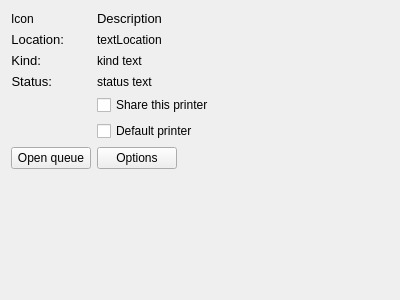
Above: printer-manager-kcm/PrinterDescription.ui from KDE/print-manager before the change. Below: the same form after it.
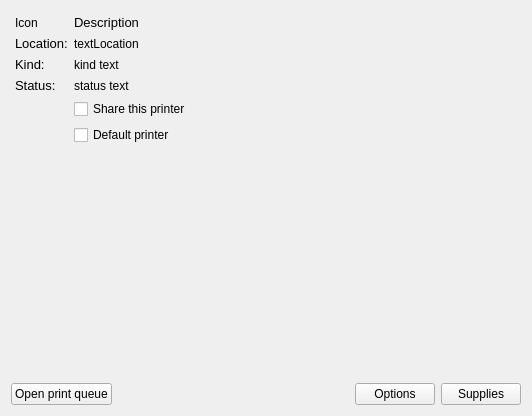
That is the form after the change.

Commit message: Fix the crash bug when removing a printer, and added a printer delegate

```diff
--- a/printer-manager-kcm/PrinterDescription.ui
+++ b/printer-manager-kcm/PrinterDescription.ui
@@ -6,25 +6,93 @@
    <rect>
     <x>0</x>
     <y>0</y>
-    <width>400</width>
-    <height>300</height>
+    <width>532</width>
+    <height>416</height>
    </rect>
   </property>
   <property name="windowTitle">
    <string>Form</string>
   </property>
+  <layout class="QGridLayout" name="gridLayout">
+   <item row="1" column="0">
+    <spacer name="verticalSpacer">
+     <property name="orientation">
+      <enum>Qt::Vertical</enum>
+     </property>
+     <property name="sizeHint" stdset="0">
+      <size>
+       <width>20</width>
+       <height>40</height>
+      </size>
+     </property>
+    </spacer>
+   </item>
+   <item row="2" column="0">
+    <layout class="QHBoxLayout" name="horizontalLayout">
+     <item>
+      <widget class="QPushButton" name="openQueuePB">
+       <property name="sizePolicy">
+        <sizepolicy hsizetype="Fixed" vsizetype="Fixed">
+         <horstretch>0</horstretch>
+         <verstretch>0</verstretch>
+        </sizepolicy>
+       </property>
+       <property name="text">
+        <string>Open print queue</string>
+       </property>
+      </widget>
+     </item>
+     <item>
+      <spacer name="horizontalSpacer">
+       <property name="orientation">
+        <enum>Qt::Horizontal</enum>
+       </property>
+       <property name="sizeHint" stdset="0">
+        <size>
+         <width>40</width>
+         <height>20</height>
+        </size>
+       </property>
+      </spacer>
+     </item>
+     <item>
+      <widget class="QPushButton" name="optionsPB">
+       <property name="sizePolicy">
+        <sizepolicy hsizetype="Fixed" vsizetype="Fixed">
+         <horstretch>0</horstretch>
+         <verstretch>0</verstretch>
+        </sizepolicy>
+       </property>
+       <property name="text">
+        <string>Options</string>
+       </property>
+      </widget>
+     </item>
+     <item>
+      <widget class="QPushButton" name="pushButton">
+       <property name="text">
+        <string>Supplies</string>
+       </property>
+      </widget>
+     </item>
+    </layout>
+   </item>
+   <item row="0" column="0">
   <layout class="QFormLayout" name="formLayout">
    <property name="fieldGrowthPolicy">
-    <enum>QFormLayout::ExpandingFieldsGrow</enum>
+      <enum>QFormLayout::AllNonFixedFieldsGrow</enum>
+     </property>
+     <property name="rowWrapPolicy">
+      <enum>QFormLayout::WrapLongRows</enum>
+     </property>
+     <property name="margin">
+      <number>4</number>
    </property>
    <item row="0" column="0">
     <widget class="QLabel" name="iconL">
      <property name="text">
       <string>Icon</string>
      </property>
-     <property name="alignment">
-      <set>Qt::AlignCenter</set>
-     </property>
     </widget>
    </item>
    <item row="0" column="1">
@@ -37,6 +105,9 @@
      <property name="text">
       <string>Description</string>
      </property>
+       <property name="wordWrap">
+        <bool>true</bool>
+       </property>
     </widget>
    </item>
    <item row="1" column="0">
@@ -49,9 +120,6 @@
      <property name="text">
       <string>Location:</string>
      </property>
-     <property name="alignment">
-      <set>Qt::AlignRight|Qt::AlignTrailing|Qt::AlignVCenter</set>
-     </property>
     </widget>
    </item>
    <item row="1" column="1">
@@ -59,6 +127,9 @@
      <property name="text">
       <string>textLocation</string>
      </property>
+       <property name="wordWrap">
+        <bool>true</bool>
+       </property>
     </widget>
    </item>
    <item row="2" column="0">
@@ -71,16 +142,22 @@
      <property name="text">
       <string>Kind:</string>
      </property>
-     <property name="alignment">
-      <set>Qt::AlignRight|Qt::AlignTrailing|Qt::AlignVCenter</set>
-     </property>
     </widget>
    </item>
    <item row="2" column="1">
     <widget class="QLabel" name="kindMsgL">
+       <property name="sizePolicy">
+        <sizepolicy hsizetype="Preferred" vsizetype="Preferred">
+         <horstretch>0</horstretch>
+         <verstretch>0</verstretch>
+        </sizepolicy>
+       </property>
      <property name="text">
       <string>kind text</string>
      </property>
+       <property name="wordWrap">
+        <bool>true</bool>
+       </property>
     </widget>
    </item>
    <item row="3" column="0">
@@ -93,9 +170,6 @@
      <property name="text">
       <string>Status:</string>
      </property>
-     <property name="alignment">
-      <set>Qt::AlignRight|Qt::AlignTrailing|Qt::AlignVCenter</set>
-     </property>
     </widget>
    </item>
    <item row="3" column="1">
@@ -103,6 +177,9 @@
      <property name="text">
       <string>status text</string>
      </property>
+       <property name="wordWrap">
+        <bool>true</bool>
+       </property>
     </widget>
    </item>
    <item row="4" column="1">
@@ -119,44 +196,7 @@
      </property>
     </widget>
    </item>
-   <item row="6" column="0">
-    <widget class="QPushButton" name="openQueuePB">
-     <property name="sizePolicy">
-      <sizepolicy hsizetype="Fixed" vsizetype="Fixed">
-       <horstretch>0</horstretch>
-       <verstretch>0</verstretch>
-      </sizepolicy>
-     </property>
-     <property name="text">
-      <string>Open queue</string>
-     </property>
-    </widget>
-   </item>
-   <item row="6" column="1">
-    <widget class="QPushButton" name="optionsPB">
-     <property name="sizePolicy">
-      <sizepolicy hsizetype="Fixed" vsizetype="Fixed">
-       <horstretch>0</horstretch>
-       <verstretch>0</verstretch>
-      </sizepolicy>
-     </property>
-     <property name="text">
-      <string>Options</string>
-     </property>
-    </widget>
-   </item>
-   <item row="7" column="0">
-    <spacer name="verticalSpacer">
-     <property name="orientation">
-      <enum>Qt::Vertical</enum>
-     </property>
-     <property name="sizeHint" stdset="0">
-      <size>
-       <width>20</width>
-       <height>40</height>
-      </size>
-     </property>
-    </spacer>
+    </layout>
    </item>
   </layout>
  </widget>
```
Lines whose indentation alone changed are shown as unchanged. The commit also changes 10 other files.
